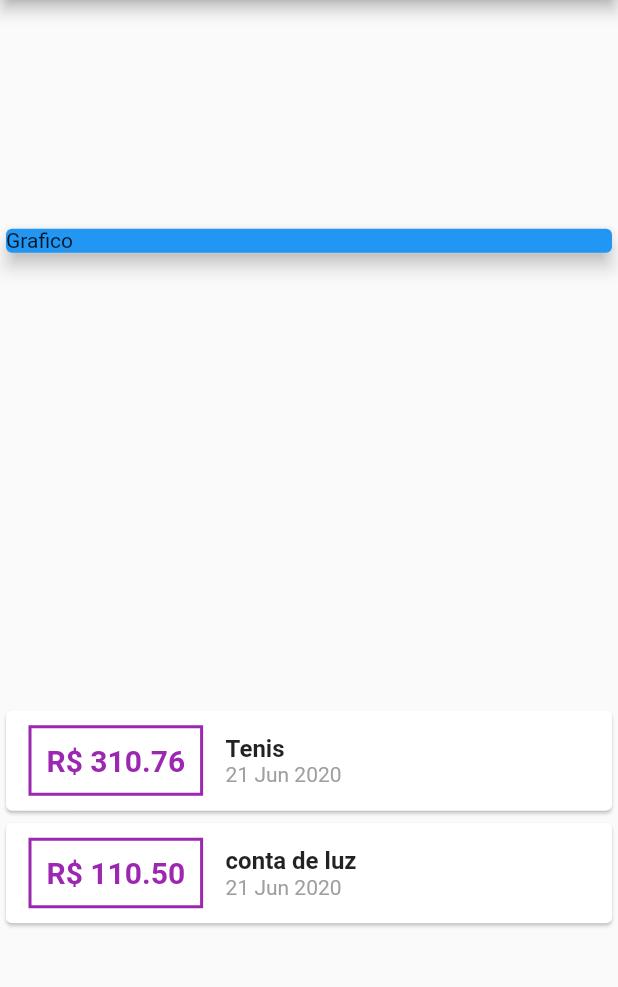
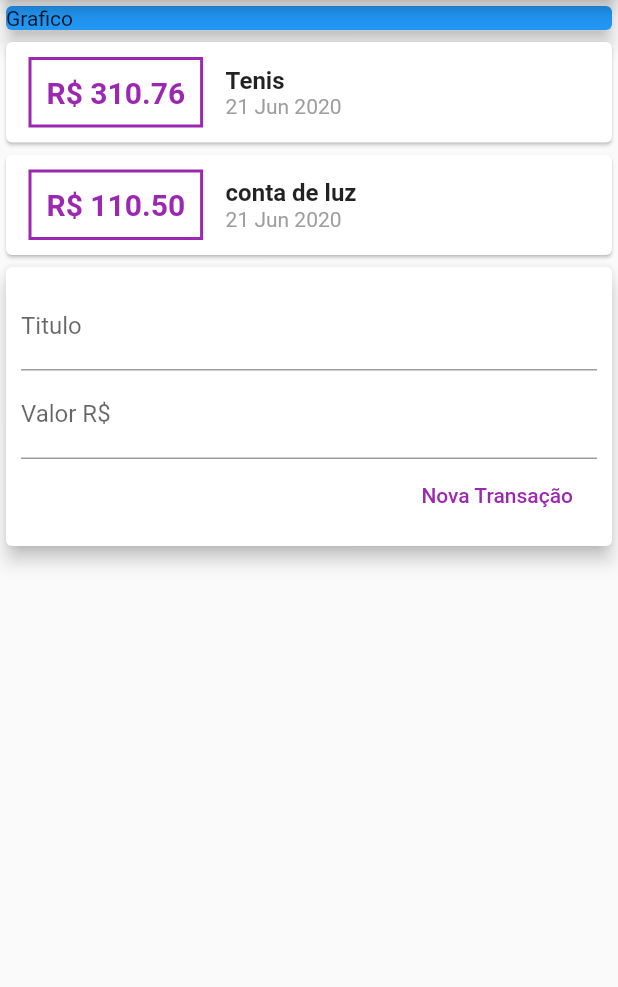
Before and after one commit to gustavolopesv3/despesaspessoais, a Flutter app: the screen it shows after launch, on a phone screen of 412 x 824 dp, the part 84-1071 px from its top. Run offline on Flutter 3.47's test engine with Material 2 defaults, Android fonts, the phone set to English and light mode, and no system bars.

Commit message:
form transation

```diff
--- a/lib/main.dart
+++ b/lib/main.dart
@@ -40,7 +40,6 @@ class HomePage extends StatelessWidget {
         title: Text('Despesas Pessoais'),
       ),
       body: Column(
-        mainAxisAlignment: MainAxisAlignment.spaceAround,
         crossAxisAlignment: CrossAxisAlignment.stretch,
         children: <Widget>[
           Container(
@@ -99,6 +98,36 @@ class HomePage extends StatelessWidget {
               ),
             );
           }).toList(),
+        ),
+        Card(
+          elevation: 5,
+          child: Padding(
+            padding: const EdgeInsets.all(10),
+            child: Column(
+              children: [
+                TextField(
+                  decoration: InputDecoration(
+                    labelText: 'Titulo',
+                  ),
+                ),
+                TextField(
+                  decoration: InputDecoration(
+                    labelText: 'Valor R\$',
+                  ),
+                ),
+                Row(
+                  mainAxisAlignment: MainAxisAlignment.end,
+                  children: [
+                    FlatButton(
+                      child: Text('Nova Transação'),
+                      textColor: Colors.purple,
+                      onPressed: (){},
+                    ),
+                  ],
+                ),
+              ],
+            ),
+          ),
         )
         ],
       )
```
